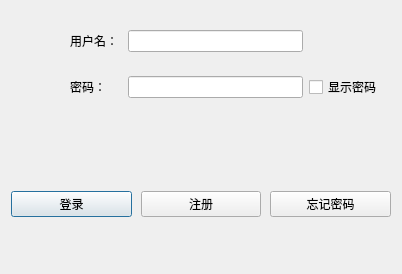
Above: Client/logindialog.ui from Aurora-ks/Chat before the change. Below: the same form after it.
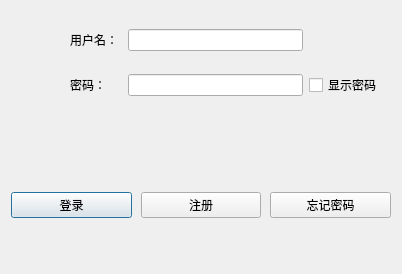
That is the form after the change.

The edit to the form file:
```diff
--- a/Client/logindialog.ui
+++ b/Client/logindialog.ui
@@ -131,12 +131,6 @@
        <verstretch>0</verstretch>
       </sizepolicy>
      </property>
-     <property name="maximumSize">
-      <size>
-       <width>16777215</width>
-       <height>10</height>
-      </size>
-     </property>
      <property name="text">
       <string/>
      </property>
```
Left out of the diff: 2 changed lines with no effect on the pictures.
